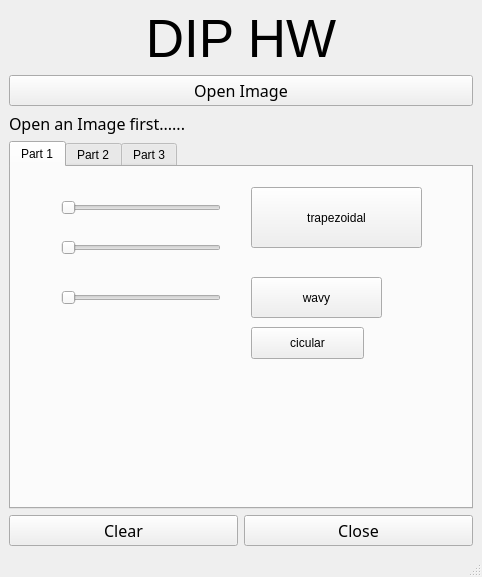
Qt form HW6/B06611008_HW6/code/diphw.ui (tohow06/2021FallDIP) before a commit.
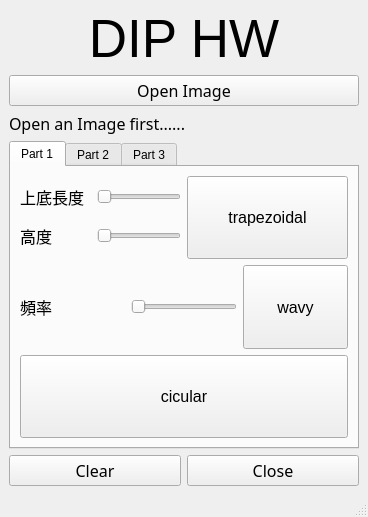
The same form after that commit.

The edit to the form file:
```diff
--- a/HW6/B06611008_HW6/code/diphw.ui
+++ b/HW6/B06611008_HW6/code/diphw.ui
@@ -9,8 +9,8 @@
    <rect>
     <x>0</x>
     <y>0</y>
-    <width>482</width>
-    <height>577</height>
+    <width>368</width>
+    <height>517</height>
    </rect>
   </property>
   <property name="sizePolicy">
@@ -106,93 +106,196 @@
        <attribute name="title">
         <string>Part 1</string>
        </attribute>
-       <widget class="QPushButton" name="trapButton">
-        <property name="geometry">
-         <rect>
-          <x>240</x>
-          <y>20</y>
-          <width>171</width>
-          <height>61</height>
-         </rect>
-        </property>
-        <property name="text">
-         <string>trapezoidal</string>
-        </property>
-       </widget>
-       <widget class="QSlider" name="highSlider">
-        <property name="geometry">
-         <rect>
-          <x>50</x>
-          <y>70</y>
-          <width>160</width>
-          <height>22</height>
-         </rect>
-        </property>
-        <property name="maximum">
-         <number>50</number>
-        </property>
-        <property name="orientation">
-         <enum>Qt::Horizontal</enum>
-        </property>
-       </widget>
-       <widget class="QSlider" name="widthSlider">
-        <property name="geometry">
-         <rect>
-          <x>50</x>
-          <y>30</y>
-          <width>160</width>
-          <height>22</height>
-         </rect>
-        </property>
-        <property name="maximum">
-         <number>50</number>
-        </property>
-        <property name="orientation">
-         <enum>Qt::Horizontal</enum>
-        </property>
-       </widget>
-       <widget class="QPushButton" name="wavyButton">
-        <property name="geometry">
-         <rect>
-          <x>240</x>
-          <y>110</y>
-          <width>131</width>
-          <height>41</height>
-         </rect>
-        </property>
-        <property name="text">
-         <string>wavy</string>
-        </property>
-       </widget>
-       <widget class="QSlider" name="freqSlider">
-        <property name="geometry">
-         <rect>
-          <x>50</x>
-          <y>120</y>
-          <width>160</width>
-          <height>22</height>
-         </rect>
-        </property>
-        <property name="maximum">
-         <number>150</number>
-        </property>
-        <property name="orientation">
-         <enum>Qt::Horizontal</enum>
-        </property>
-       </widget>
-       <widget class="QPushButton" name="circularButton">
-        <property name="geometry">
-         <rect>
-          <x>240</x>
-          <y>160</y>
-          <width>113</width>
-          <height>32</height>
-         </rect>
-        </property>
-        <property name="text">
-         <string>cicular</string>
-        </property>
-       </widget>
+       <layout class="QVBoxLayout" name="verticalLayout_2">
+        <item>
+         <layout class="QHBoxLayout" name="horizontalLayout_4">
+          <item>
+           <layout class="QVBoxLayout" name="verticalLayout">
+            <item>
+             <layout class="QHBoxLayout" name="horizontalLayout">
+              <item>
+               <widget class="QLabel" name="label">
+                <property name="sizePolicy">
+                 <sizepolicy hsizetype="Preferred" vsizetype="Preferred">
+                  <horstretch>0</horstretch>
+                  <verstretch>0</verstretch>
+                 </sizepolicy>
+                </property>
+                <property name="font">
+                 <font>
+                  <pointsize>12</pointsize>
+                 </font>
+                </property>
+                <property name="text">
+                 <string>上底長度</string>
+                </property>
+                <property name="alignment">
+                 <set>Qt::AlignLeading|Qt::AlignLeft|Qt::AlignVCenter</set>
+                </property>
+               </widget>
+              </item>
+              <item>
+               <widget class="QSlider" name="widthSlider">
+                <property name="sizePolicy">
+                 <sizepolicy hsizetype="Preferred" vsizetype="Fixed">
+                  <horstretch>0</horstretch>
+                  <verstretch>0</verstretch>
+                 </sizepolicy>
+                </property>
+                <property name="maximum">
+                 <number>50</number>
+                </property>
+                <property name="orientation">
+                 <enum>Qt::Horizontal</enum>
+                </property>
+               </widget>
+              </item>
+             </layout>
+            </item>
+            <item>
+             <layout class="QHBoxLayout" name="horizontalLayout_3">
+              <item>
+               <widget class="QLabel" name="label_2">
+                <property name="sizePolicy">
+                 <sizepolicy hsizetype="Preferred" vsizetype="Preferred">
+                  <horstretch>0</horstretch>
+                  <verstretch>0</verstretch>
+                 </sizepolicy>
+                </property>
+                <property name="font">
+                 <font>
+                  <pointsize>12</pointsize>
+                 </font>
+                </property>
+                <property name="text">
+                 <string>高度</string>
+                </property>
+                <property name="alignment">
+                 <set>Qt::AlignLeading|Qt::AlignLeft|Qt::AlignVCenter</set>
+                </property>
+               </widget>
+              </item>
+              <item>
+               <widget class="QSlider" name="highSlider">
+                <property name="sizePolicy">
+                 <sizepolicy hsizetype="Preferred" vsizetype="Fixed">
+                  <horstretch>0</horstretch>
+                  <verstretch>0</verstretch>
+                 </sizepolicy>
+                </property>
+                <property name="maximum">
+                 <number>50</number>
+                </property>
+                <property name="orientation">
+                 <enum>Qt::Horizontal</enum>
+                </property>
+               </widget>
+              </item>
+             </layout>
+            </item>
+           </layout>
+          </item>
+          <item>
+           <widget class="QPushButton" name="trapButton">
+            <property name="sizePolicy">
+             <sizepolicy hsizetype="Minimum" vsizetype="Preferred">
+              <horstretch>0</horstretch>
+              <verstretch>0</verstretch>
+             </sizepolicy>
+            </property>
+            <property name="font">
+             <font>
+              <pointsize>12</pointsize>
+             </font>
+            </property>
+            <property name="text">
+             <string>trapezoidal</string>
+            </property>
+           </widget>
+          </item>
+         </layout>
+        </item>
+        <item>
+         <layout class="QHBoxLayout" name="horizontalLayout_5">
+          <item>
+           <widget class="QLabel" name="label_3">
+            <property name="sizePolicy">
+             <sizepolicy hsizetype="Preferred" vsizetype="Preferred">
+              <horstretch>0</horstretch>
+              <verstretch>0</verstretch>
+             </sizepolicy>
+            </property>
+            <property name="font">
+             <font>
+              <pointsize>12</pointsize>
+             </font>
+            </property>
+            <property name="text">
+             <string>頻率</string>
+            </property>
+            <property name="alignment">
+             <set>Qt::AlignLeading|Qt::AlignLeft|Qt::AlignVCenter</set>
+            </property>
+           </widget>
+          </item>
+          <item>
+           <widget class="QSlider" name="freqSlider">
+            <property name="sizePolicy">
+             <sizepolicy hsizetype="Preferred" vsizetype="Fixed">
+              <horstretch>0</horstretch>
+              <verstretch>0</verstretch>
+             </sizepolicy>
+            </property>
+            <property name="minimum">
+             <number>1</number>
+            </property>
+            <property name="maximum">
+             <number>150</number>
+            </property>
+            <property name="orientation">
+             <enum>Qt::Horizontal</enum>
+            </property>
+           </widget>
+          </item>
+          <item>
+           <widget class="QPushButton" name="wavyButton">
+            <property name="sizePolicy">
+             <sizepolicy hsizetype="Minimum" vsizetype="Preferred">
+              <horstretch>0</horstretch>
+              <verstretch>0</verstretch>
+             </sizepolicy>
+            </property>
+            <property name="font">
+             <font>
+              <pointsize>12</pointsize>
+             </font>
+            </property>
+            <property name="text">
+             <string>wavy</string>
+            </property>
+           </widget>
+          </item>
+         </layout>
+        </item>
+        <item>
+         <widget class="QPushButton" name="circularButton">
+          <property name="sizePolicy">
+           <sizepolicy hsizetype="Minimum" vsizetype="Preferred">
+            <horstretch>0</horstretch>
+            <verstretch>0</verstretch>
+           </sizepolicy>
+          </property>
+          <property name="font">
+           <font>
+            <pointsize>12</pointsize>
+           </font>
+          </property>
+          <property name="text">
+           <string>cicular</string>
+          </property>
+         </widget>
+        </item>
+       </layout>
       </widget>
       <widget class="QWidget" name="tab_2">
        <attribute name="title">
```
Left out of the diff: 4 changed lines with no effect on the pictures.
